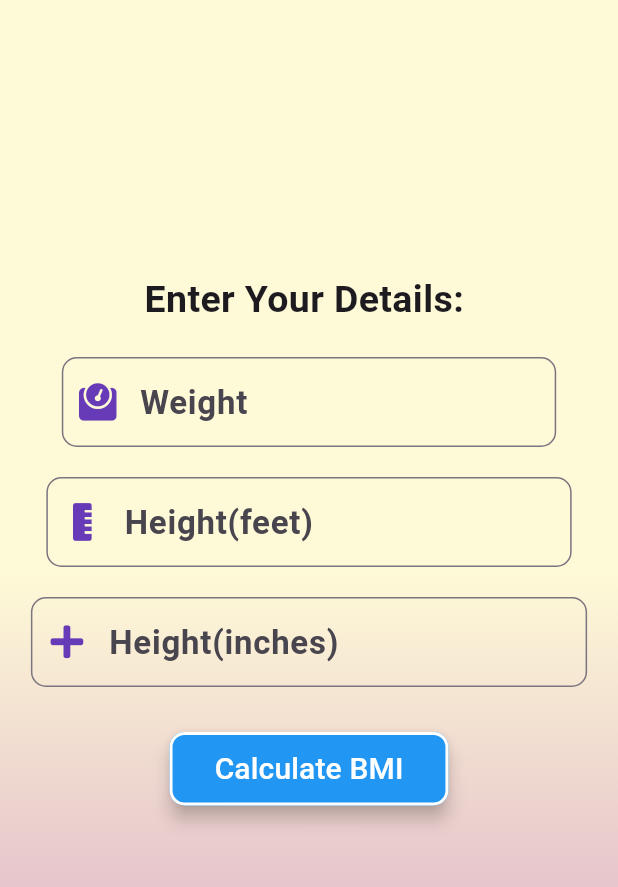
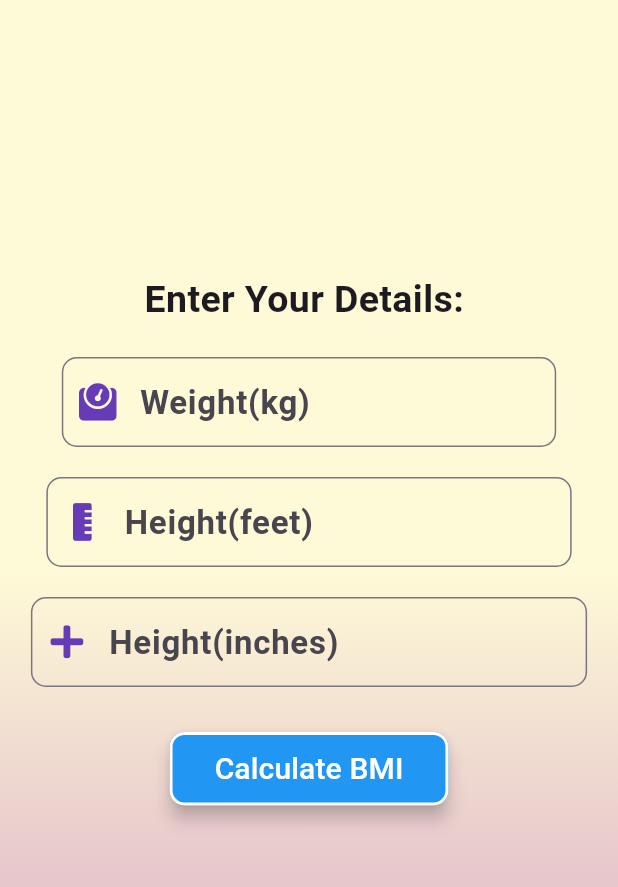
Before and after one commit to itsmemohitsoni/BMI_Calculator, a Flutter app: the screen it shows after launch, on a phone screen of 412 x 824 dp, the part 84-971 px from its top. Run offline on Flutter 3.47's test engine with Material 3 defaults, Android fonts, the phone set to English and light mode, and no system bars; our stand-ins replace font_awesome_flutter.

Commit message:
images_add

```diff
--- a/lib/main.dart
+++ b/lib/main.dart
@@ -19,6 +19,7 @@ class MyApp extends StatelessWidget {
         useMaterial3: true,
       ),
       home: const MyHomePage(),
+      debugShowCheckedModeBanner: false,
     );
   }
 }
@@ -74,7 +75,7 @@ class _MyHomePageState extends State<MyHomePage> {
                   textAlign: TextAlign.center,
                   style: const TextStyle(fontSize: 20),
                   decoration: const InputDecoration(
-                    label: Text('Weight', style: TextStyle(fontSize: 22, fontWeight: FontWeight.bold,)),
+                    label: Text('Weight(kg)', style: TextStyle(fontSize: 22, fontWeight: FontWeight.bold,)),
                     hintText: 'Enter your weight in Kgs',
                     prefixIcon: Icon(FontAwesomeIcons.weight, size: 25, color: Colors.deepPurple),
                     border: OutlineInputBorder(
```
Also changed, not shown: computed_bmi.png (added), incomplete_details.png (added), main_screen.png (added).
